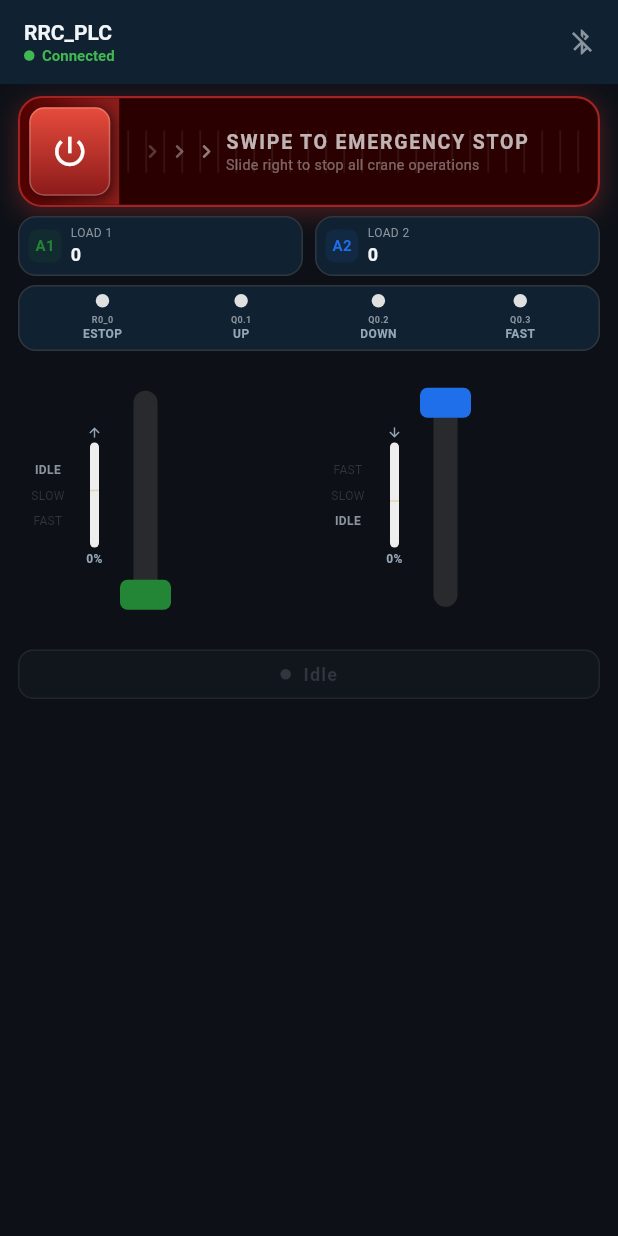
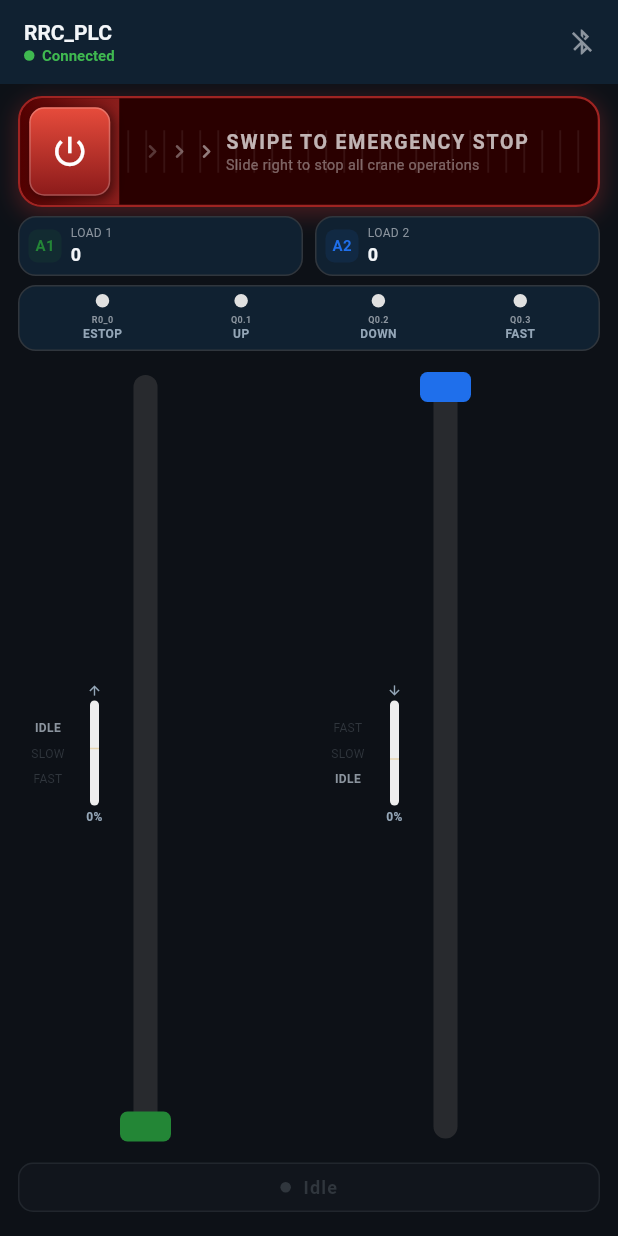
Before and after one commit to ashik134/IntelliHMI-BLE-Unified-Automation-Interface, a Flutter app: the ControlScreen screen opened directly, on a phone screen of 412 x 824 dp. Run offline on Flutter 3.47's test engine with Material 3 defaults, Android fonts, the phone set to English and light mode, and no system bars; our stand-ins replace battery_plus, flutter_blue_plus, google_fonts, logger, permission_handler, shared_preferences and 2 more; accounts and stored records are empty.

Commit message:
Refactor layout metrics handling and improve UI responsiveness across control screens

````diff
--- a/lib/screens/control_screen.dart
+++ b/lib/screens/control_screen.dart
@@ -9,6 +9,7 @@ import 'package:rev_crane_control_ops/models/control_layout_config.dart';
 import 'package:rev_crane_control_ops/utils/constants.dart';
 import 'package:rev_crane_control_ops/widgets/crane_slider_button.dart';
 import 'package:rev_crane_control_ops/widgets/toggle_control_button.dart';
+import 'package:rev_crane_control_ops/utils/control_layout_metrics.dart';
 import 'package:rev_crane_control_ops/controllers/crane_controllers.dart';
 
 class ControlScreen extends StatefulWidget {
@@ -170,8 +171,15 @@ class _ControlScreenState extends State<ControlScreen>
         final layoutCfg = layoutCtrl.config;
         final labels = layoutCfg.labelConfig;
         final sizing = layoutCfg.sizeConfig;
-        final arrangement = layoutCfg.arrangementConfig;
-
+        final arrangement = layoutCfg.arrangementConfig;          final metrics = ControlLayoutMetrics.compute(
+            MediaQuery.of(ctx).size.height
+                - kToolbarHeight
+                - MediaQuery.of(ctx).padding.top
+                - MediaQuery.of(ctx).padding.bottom,
+            baseEstopHeight: sizing.resolvedEstopHeight,
+            preferShowSensor: arrangement.showSensorRow,
+            preferShowLEDs: arrangement.showLiveLEDs,
+          );
         final screenTitle = labels.screenTitle.isNotEmpty
             ? labels.screenTitle
             : (controller.connectedDeviceName ?? BLEConstants.deviceName);
@@ -229,27 +237,30 @@ class _ControlScreenState extends State<ControlScreen>
           body: SafeArea(
             maintainBottomViewPadding: true,
             child: Padding(
-              padding: const EdgeInsets.fromLTRB(12, 8, 12, 10),
+              padding: metrics.bodyPadding,
               child: Column(
                 children: [
                   controller.estopLatched
-                      ? _buildResetSection(labels.resetEstopLabel)
+                      ? _buildResetSection(
+                          labels.resetEstopLabel,
+                          compact: metrics.isCompact,
+                        )
                       : _buildEStopButton(
-                          height: sizing.resolvedEstopHeight,
+                          height: metrics.estopHeight,
                           instructionLabel: labels.estopSwipeInstruction,
                         ),
-                  const SizedBox(height: 6),
-                  if (arrangement.showSensorRow) ...[
+                  SizedBox(height: metrics.itemSpacing),
+                  if (metrics.showSensorRow) ...[
                     _sensorRow(controller),
-                    const SizedBox(height: 6),
+                    SizedBox(height: metrics.itemSpacing),
                   ],
-                  if (arrangement.showLiveLEDs) ...[
+                  if (metrics.showLEDs) ...[
                     _liveLEDs(controller),
-                    const SizedBox(height: 6),
+                    SizedBox(height: metrics.itemSpacing),
                   ],
-                  // ── Hoist controls
-                  SizedBox(
-                    height: sizing.resolvedHoistHeight,
+                  // ── Hoist controls – Expanded fills all remaining space
+                  // (prevents overflow on compact / landscape screens).
+                  Expanded(
                     child: layoutCfg.widgetType == ControlWidgetType.toggle
                         ? ToggleControlGroup(
                             toggleConfig: layoutCfg.toggleConfig,
@@ -340,12 +351,12 @@ class _ControlScreenState extends State<ControlScreen>
                           ),
                   ),
 
-                  const SizedBox(height: 8),
+                  SizedBox(height: metrics.itemSpacing),
 
                   // ── Status bar
                   _buildStatusBar(controller),
 
-                  const SizedBox(height: 8),
+                  SizedBox(height: metrics.itemSpacing),
                 ],
               ),
             ),
@@ -593,12 +604,12 @@ class _ControlScreenState extends State<ControlScreen>
 
   // ── ESTOP active → Reset section ────────────────────────────────────────────
 
-  Widget _buildResetSection(String resetLabel) {
+  Widget _buildResetSection(String resetLabel, {bool compact = false}) {
     return Column(
       children: [
         Container(
           width: double.infinity,
-          padding: const EdgeInsets.all(10),
+          padding: EdgeInsets.all(compact ? 8 : 10),
           decoration: BoxDecoration(
             color: AppColors.eStopColor.withAlpha(31),
             borderRadius: BorderRadius.circular(12),
@@ -610,16 +621,16 @@ class _ControlScreenState extends State<ControlScreen>
           child: Row(
             children: [
               Container(
-                width: 32,
-                height: 32,
+                width: compact ? 28 : 32,
+                height: compact ? 28 : 32,
                 decoration: const BoxDecoration(
                   color: AppColors.eStopColor,
                   shape: BoxShape.circle,
                 ),
-                child: const Icon(
+                child: Icon(
                   Icons.warning_amber_rounded,
                   color: Colors.white,
-                  size: 18,
+                  size: compact ? 15 : 18,
                 ),
               ),
               const SizedBox(width: 10),
@@ -649,16 +660,16 @@ class _ControlScreenState extends State<ControlScreen>
             ],
           ),
         ),
-        const SizedBox(height: 8),
+        SizedBox(height: compact ? 6 : 8),
         SizedBox(
           width: double.infinity,
-          height: 44,
+          height: compact ? 38 : 44,
           child: OutlinedButton.icon(
             onPressed: _onResetEStopTap,
-            icon: const Icon(Icons.lock_open_rounded, size: 16),
+            icon: Icon(Icons.lock_open_rounded, size: compact ? 14 : 16),
             label: Text(
               '$resetLabel — Password Required',
-              style: const TextStyle(fontSize: 12, letterSpacing: 0.5),
+              style: TextStyle(fontSize: compact ? 11 : 12, letterSpacing: 0.5),
             ),
             style: OutlinedButton.styleFrom(
               foregroundColor: AppColors.eStopColorLight,
--- /dev/null
+++ b/lib/utils/control_layout_metrics.dart
@@ -0,0 +1,116 @@
+import 'package:flutter/material.dart';
+
+/// Responsive layout parameters computed from the available body height.
+///
+/// Prevents overflow on small or landscape-oriented screens by dynamically
+/// scaling spacing, widget heights, and conditionally hiding diagnostic rows
+/// (sensor / LED) that are non-critical to crane operation.
+///
+/// Usage — compute once at the top of the Consumer/Consumer2 builder, then
+/// thread [bodyPadding], [itemSpacing], [estopHeight], [showSensorRow], and
+/// [showLEDs] into the body Column:
+///
+/// ```dart
+/// builder: (ctx, controller, layoutCtrl, _) {
+///   final metrics = ControlLayoutMetrics.compute(
+///     MediaQuery.of(ctx).size.height
+///         - kToolbarHeight
+///         - MediaQuery.of(ctx).padding.top
+///         - MediaQuery.of(ctx).padding.bottom,
+///     baseEstopHeight: sizing.resolvedEstopHeight,
+///     preferShowSensor: arrangement.showSensorRow,
+///     preferShowLEDs: arrangement.showLiveLEDs,
+///   );
+///   ...
+/// }
+/// ```
+class ControlLayoutMetrics {
+  const ControlLayoutMetrics._({
+    required this.showSensorRow,
+    required this.showLEDs,
+    required this.itemSpacing,
+    required this.bodyPadding,
+    required this.estopHeight,
+    required this.isCompact,
+  });
+
+  /// Whether the A1/A2 load-sensor row should be rendered on this screen.
+  final bool showSensorRow;
+
+  /// Whether the PLC output LED indicator row should be rendered.
+  final bool showLEDs;
+
+  /// Vertical gap between adjacent sections (logical pixels).
+  final double itemSpacing;
+
+  /// Outer body padding applied to the top-level Column.
+  final EdgeInsets bodyPadding;
+
+  /// Effective height for the E-Stop swipe / active-reset section.
+  final double estopHeight;
+
+  /// True when the layout is in compact mode (small or landscape screen).
+  /// Pass this to reset-section / other widgets so they can tighten their
+  /// own internal padding and icon sizes.
+  final bool isCompact;
+
+  // ── Breakpoints (available body height after AppBar + SafeArea) ─────────────
+
+  /// Below this value the layout enters *very compact* mode:
+  /// sensor and LED rows are both hidden; spacing is minimised.
+  static const double kVerySmall = 480;
+
+  /// Below this value the layout enters *compact* mode:
+  /// sensor row is hidden; LED row follows the operator preference;
+  /// spacing is slightly reduced.
+  static const double kSmall = 600;
+
+  // ── Factory ──────────────────────────────────────────────────────────────────
+
+  /// Compute responsive metrics from [availableHeight].
+  ///
+  /// Pass `MediaQuery.of(ctx).size.height - kToolbarHeight -
+  /// MediaQuery.of(ctx).padding.top - MediaQuery.of(ctx).padding.bottom`
+  /// as [availableHeight].
+  ///
+  /// [baseEstopHeight] is the operator-configured E-Stop button height
+  /// (from [ControlWidgetSizeConfig.resolvedEstopHeight]).
+  ///
+  /// [preferShowSensor] / [preferShowLEDs] reflect the operator's arrangement
+  /// preferences; they may be silently overridden on very small screens.
+  static ControlLayoutMetrics compute(
+    double availableHeight, {
+    required double baseEstopHeight,
+    required bool preferShowSensor,
+    required bool preferShowLEDs,
+  }) {
+    if (availableHeight < kVerySmall) {
+      return ControlLayoutMetrics._(
+        showSensorRow: false,
+        showLEDs: false,
+        itemSpacing: 3.0,
+        bodyPadding: const EdgeInsets.fromLTRB(10, 4, 10, 6),
+        estopHeight: baseEstopHeight.clamp(44.0, 56.0),
+        isCompact: true,
+      );
+    }
+    if (availableHeight < kSmall) {
+      return ControlLayoutMetrics._(
+        showSensorRow: false,
+        showLEDs: preferShowLEDs,
+        itemSpacing: 4.0,
+        bodyPadding: const EdgeInsets.fromLTRB(12, 5, 12, 8),
+        estopHeight: (baseEstopHeight * 0.85).clamp(50.0, 68.0),
+        isCompact: true,
+      );
+    }
+    return ControlLayoutMetrics._(
+      showSensorRow: preferShowSensor,
+      showLEDs: preferShowLEDs,
+      itemSpacing: 6.0,
+      bodyPadding: const EdgeInsets.fromLTRB(12, 8, 12, 10),
+      estopHeight: baseEstopHeight,
+      isCompact: false,
+    );
+  }
+}
--- a/lib/widgets/crane_slider_button.dart
+++ b/lib/widgets/crane_slider_button.dart
@@ -239,7 +239,8 @@ class _CraneSliderButtonState extends State<CraneSliderButton>
             ),
 
             // Vertical Slider Section
-            Row(
+            Expanded(
+              child: Row(
                 children: [
                   Padding(
                     padding: const EdgeInsets.fromLTRB(6, 3, 6, 7),
@@ -278,6 +279,7 @@ class _CraneSliderButtonState extends State<CraneSliderButton>
                     ),
                   ),
                 ],
+              ),
             ),
           ],
         );
````
Also changed, not shown: lib/screens/plc38_control_screen.dart (+40 -26 lines), lib/services/ble_service.dart (+9 -5 lines), 1 other file. Lines whose indentation alone changed are shown as unchanged.
